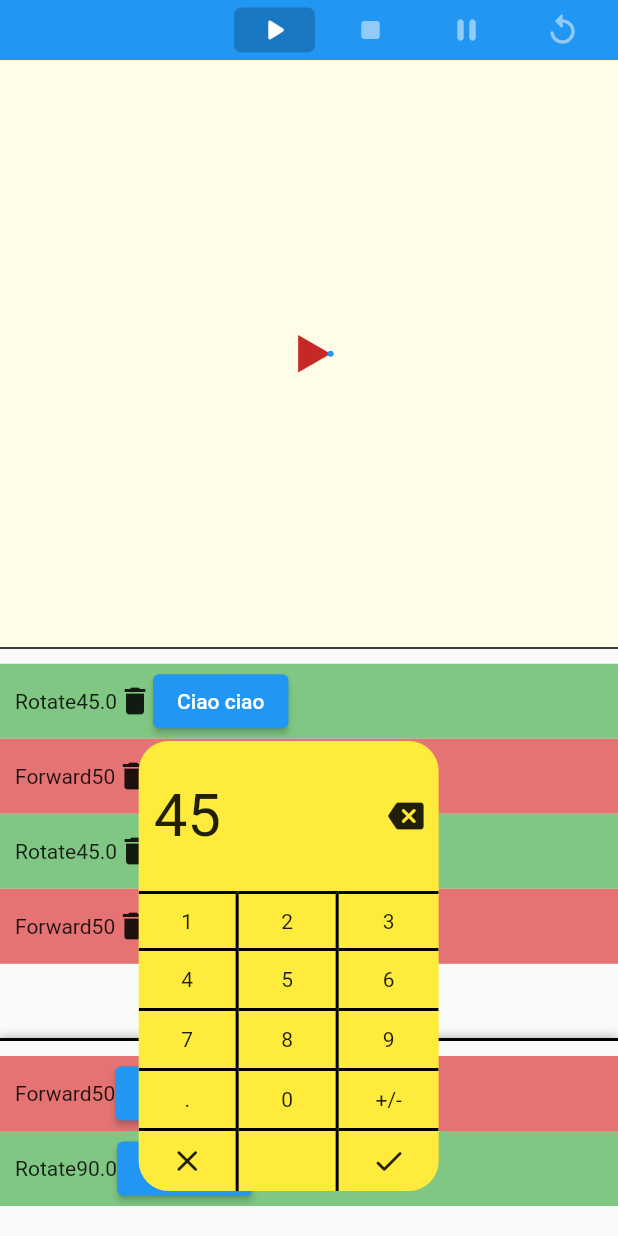
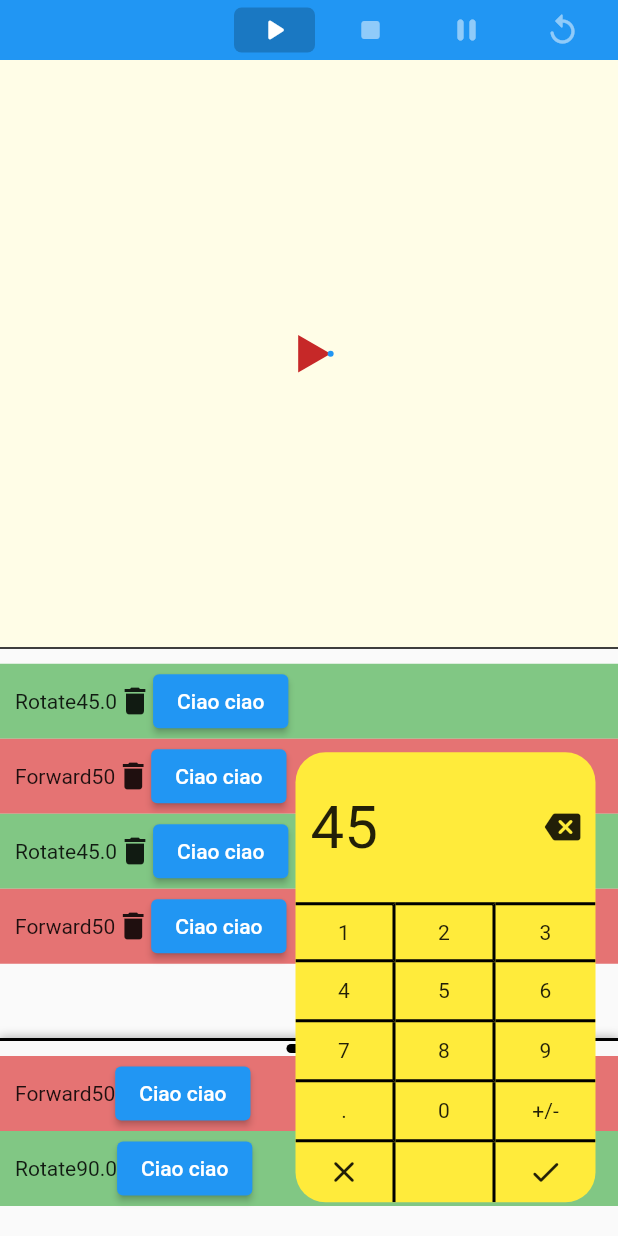
Before and after one commit to GiacomoPignoni/turtle_game, a Flutter app: the screen it shows after launch, after a tap on the "delete" icon, after a tap on "Ciao ciao", on a phone screen of 412 x 824 dp. Run offline on Flutter 3.47's test engine with Material 2 defaults, Android fonts, the light colour scheme and no system bars; drawn by our look-alikes of auto_size_text.

Commit message:
Numpad popup find corrent position based on available space

```diff
--- a/lib/widgets/numpad_popup.dart
+++ b/lib/widgets/numpad_popup.dart
@@ -23,7 +23,7 @@ class _NumpadPopupButtonState extends State<NumpadPopupButton> {
 
   Future<double?> _showPopup(double initialValue) async {
     final button = context.findRenderObject()! as RenderBox;
-    final offset = Offset(button.size.width + 10, button.size.height + 10);
+    const offset = Offset(0, 0);
     final overlay = Navigator.of(context).overlay!.context.findRenderObject()! as RenderBox;
     final position = RelativeRect.fromRect(
       Rect.fromPoints(
@@ -39,6 +39,7 @@ class _NumpadPopupButtonState extends State<NumpadPopupButton> {
       initialValue: initialValue,
       barrierLabel: MaterialLocalizations.of(context).modalBarrierDismissLabel,
       capturedThemes: InheritedTheme.capture(from: context, to: navigator.context),
+      parentSize: button.size
     ));
   }
 }
@@ -336,6 +337,7 @@ class _NumpadPopupRoute<T> extends PopupRoute<T> {
   final RelativeRect position;
   final CapturedThemes capturedThemes;
   final double initialValue;
+  final Size parentSize;
 
   @override
   Duration get transitionDuration => const Duration(milliseconds: 400);
@@ -353,7 +355,8 @@ class _NumpadPopupRoute<T> extends PopupRoute<T> {
     required this.position,
     required this.barrierLabel,
     required this.capturedThemes,
-    required this.initialValue
+    required this.initialValue,
+    required this.parentSize
   });
 
   @override
@@ -381,6 +384,7 @@ class _NumpadPopupRoute<T> extends PopupRoute<T> {
               position,
               Directionality.of(context),
               mediaQuery.padding,
+              parentSize
             ),
             child: capturedThemes.wrap(_NumpadPopup(
               route: this,
@@ -395,20 +399,19 @@ class _NumpadPopupRoute<T> extends PopupRoute<T> {
 
 
 class _NumpadPopupRouteLayout extends SingleChildLayoutDelegate {
-  final double _kMenuScreenPadding = 30;
-  // Rectangle of underlying button, relative to the overlay's dimensions.
+  final double _globalChildPadding = 15;
+  final double _toggleSpace = 10;
+
   final RelativeRect position;
-
-  // Whether to prefer going to the left or to the right.
   final TextDirection textDirection;
-
-  // The padding of unsafe area.
   final EdgeInsets padding;
+  final Size parentSize;
 
   _NumpadPopupRouteLayout(
     this.position,
     this.textDirection,
     this.padding,
+    this.parentSize
   );
 
   // We put the child wherever position specifies, so long as it will fit within
@@ -419,44 +422,33 @@ class _NumpadPopupRouteLayout extends SingleChildLayoutDelegate {
     // The menu can be at most the size of the overlay minus 8.0 pixels in each
     // direction.
     return BoxConstraints.loose(constraints.biggest).deflate(
-      EdgeInsets.all(_kMenuScreenPadding) + padding,
+      EdgeInsets.all(_globalChildPadding) + padding,
     );
   }
 
   @override
   Offset getPositionForChild(Size size, Size childSize) {
-    // Find the ideal horizontal position.
     double x;
     if (position.left > position.right) {
-      // Menu button is closer to the right edge, so grow to the left, aligned to the right edge.
       x = size.width - position.right - childSize.width;
-    } else if (position.left < position.right) {
-      // Menu button is closer to the left edge, so grow to the right, aligned to the left edge.
-      x = position.left;
     } else {
-      // Menu button is equidistant from both edges, so grow in reading direction.
-      switch (textDirection) {
-        case TextDirection.rtl:
-          x = size.width - position.right - childSize.width;
-          break;
-        case TextDirection.ltr:
-          x = position.left;
-          break;
-      }
+      x = position.left + parentSize.width + _toggleSpace;
     }
 
-    // Avoid going outside an area defined as the rectangle 8.0 pixels from the
-    // edge of the screen in every direction.
-    double y = position.top;
-    if (x < _kMenuScreenPadding + padding.left) {
-      x = _kMenuScreenPadding + padding.left;
-    } else if (x + childSize.width > size.width - _kMenuScreenPadding - padding.right) {
-      x = size.width - childSize.width - _kMenuScreenPadding - padding.right  ;
+    double y = position.top + (parentSize.height + _toggleSpace);
+    if (x < _globalChildPadding + padding.left) {
+      x = _globalChildPadding + padding.left;
+    } else if (x + childSize.width > size.width - _globalChildPadding - padding.right) {
+      x = size.width - childSize.width - _globalChildPadding - padding.right;
     }
-    if (y < _kMenuScreenPadding + padding.top) {
-      y = _kMenuScreenPadding + padding.top;
-    } else if (y + childSize.height > size.height - _kMenuScreenPadding - padding.bottom) {
-      y = size.height - padding.bottom - _kMenuScreenPadding - childSize.height ;
+    if (y < _globalChildPadding + padding.top) {
+      y = _globalChildPadding + padding.top;
+      x += (parentSize.width + _toggleSpace);
+    } else if (y + childSize.height > size.height - _globalChildPadding - padding.bottom) {
+      y = size.height - padding.bottom - _globalChildPadding - childSize.height;
+      if(position.left > position.right) {
+        x -= (parentSize.width + _toggleSpace);
+      }
     }
 
     return Offset(x, y);
```
